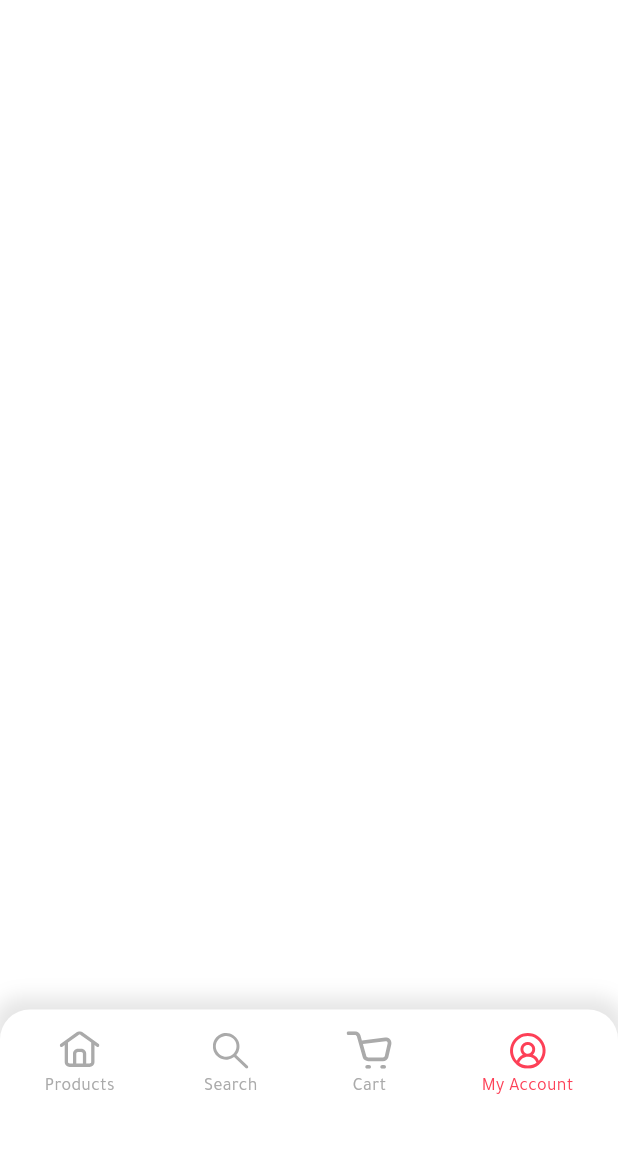
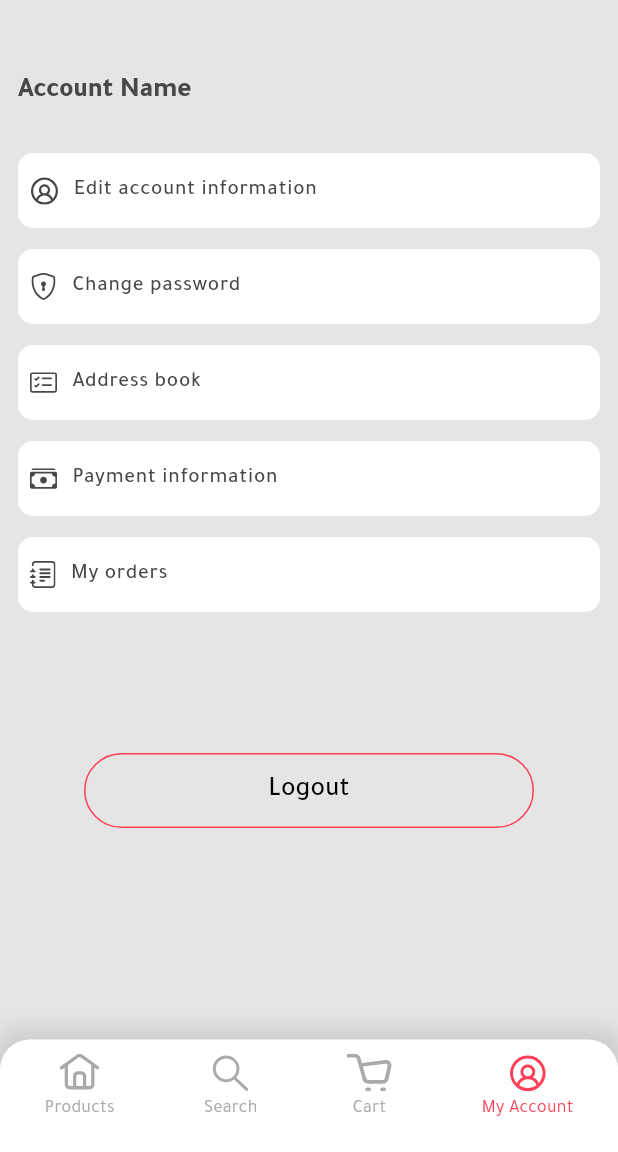
Before and after one commit to akwadqa/meat_empire, a Flutter app: the screen it shows after launch, item 4 of the bottom bar chosen, on a phone screen of 412 x 824 dp, the part 84-1236 px from its top. Run offline on Flutter 3.47's test engine with Material 3 defaults, Android fonts, the phone set to English and light mode, and no system bars; our stand-ins replace auto_route, cached_network_image, carousel_slider, dio, dots_indicator, easy_localization and 7 more; missing offline and left inert: queen_validators; generated files the repository leaves out were written again; network calls fail.

Commit message:
- Add account feature. _ Design account screen with split widget.

```diff
--- a/assets/translations/en.json
+++ b/assets/translations/en.json
@@ -1,47 +1,52 @@
 {
-    "appTitle" : "Meat Empire",
-    "products" : "Products",
-    "search" : "Search",
-    "cart" : "Cart",
-    "myAccount" : "My Account",
-    "requestError" : "Request Error",
-    "badRequest" : "Bad Request",
-    "unprocessableEntity" : "Unprocessable Entity",
-    "internalServerError" : "Internal Server Error",
-    "conflictConnection" : "Conflict Connection",
-    "unauthorized" : "Unauthorized",
-    "notFound" : "Not Found",
-    "noInternetConnection" : "No Internet Connection",
-    "deadlineExceeded" : "Deadline Exceeded",
-    "accessForbidden" : "Access Forbidden",
-    "badCertificate" : "Bad Certificate",
-    "connectionError" : "Connection Error",
-    "freiendlyErrorMessage" : "Something went wrong! Please contact our customer support.",
-    "all" : "All",
-    "addToCart" : "Add to cart",
-    "more" : "More",
-    "save" : "Save",
-    "specifications" : "Specifications",
-    "myCart" : "My Cart",
-    "suggestedProducts" : "Suggested Products",
-    "searchProducts" : "Search Products",
-    "sortBy" : "Sort By",
-    "email" : "E-mail",
-    "password" : "Password",
-    "emailValidatorMessage" : "Invalid E-mail",
-    "required" : "Required",
-    "login" : "Login",
-    "dontHaveAccount" : "Don't have an account on the app?",
-    "createAccount" : "Create an account",
-    "createANewAccount" : "Create a new account",
-    "userName" : "User name",
-    "phoneNumber" : "Phone number",
-    "passwordConfirmation" : "Password confirmation",
-    "haveAccount" : "Have an account?",
-    "mustBeEightDigits" : "Must be 8 digits",
-    "qatariPhoneNumberValidator" : "Qatari phone number must start with 3, 5, 6, or 7",
-    "welcomeBack" : "Welcome Back!",
-    "cartContent" : "Cart Contents",
-    "home" : "Home",
-    "logout" : "Logout"
-  }
+    "appTitle": "Meat Empire",
+    "products": "Products",
+    "search": "Search",
+    "cart": "Cart",
+    "myAccount": "My Account",
+    "requestError": "Request Error",
+    "badRequest": "Bad Request",
+    "unprocessableEntity": "Unprocessable Entity",
+    "internalServerError": "Internal Server Error",
+    "conflictConnection": "Conflict Connection",
+    "unauthorized": "Unauthorized",
+    "notFound": "Not Found",
+    "noInternetConnection": "No Internet Connection",
+    "deadlineExceeded": "Deadline Exceeded",
+    "accessForbidden": "Access Forbidden",
+    "badCertificate": "Bad Certificate",
+    "connectionError": "Connection Error",
+    "freiendlyErrorMessage": "Something went wrong! Please contact our customer support.",
+    "all": "All",
+    "addToCart": "Add to cart",
+    "more": "More",
+    "save": "Save",
+    "specifications": "Specifications",
+    "myCart": "My Cart",
+    "suggestedProducts": "Suggested Products",
+    "searchProducts": "Search Products",
+    "sortBy": "Sort By",
+    "email": "E-mail",
+    "password": "Password",
+    "emailValidatorMessage": "Invalid E-mail",
+    "required": "Required",
+    "login": "Login",
+    "dontHaveAccount": "Don't have an account on the app?",
+    "createAccount": "Create an account",
+    "createANewAccount": "Create a new account",
+    "userName": "User name",
+    "phoneNumber": "Phone number",
+    "passwordConfirmation": "Password confirmation",
+    "haveAccount": "Have an account?",
+    "mustBeEightDigits": "Must be 8 digits",
+    "qatariPhoneNumberValidator": "Qatari phone number must start with 3, 5, 6, or 7",
+    "welcomeBack": "Welcome Back!",
+    "cartContent": "Cart Contents",
+    "home": "Home",
+    "logout": "Logout",
+    "edit_account_information": "Edit account information",
+    "change_password": "Change password",
+    "address_book": "Address book",
+    "payment_information": "Payment information",
+    "my_orders": "My orders"
+}
--- /dev/null
+++ b/lib/src/core/extenssions/context_extension.dart
@@ -0,0 +1,6 @@
+import 'package:flutter/material.dart';
+
+extension ContextExtesion on BuildContext{
+  ColorScheme get colorScheme => Theme.of(this).colorScheme;
+  TextTheme get textTheme => Theme.of(this).textTheme;
+}
--- /dev/null
+++ b/lib/src/core/extenssions/int_extenssion.dart
@@ -0,0 +1,6 @@
+import 'package:flutter/material.dart';
+
+extension SizedBoxExtensions on int {
+  Widget get verticalSpace => SizedBox(height: toDouble());
+  Widget get horizontalSpace => SizedBox(width: toDouble());
+}
--- a/lib/src/features/account/presentation/account_screen/account_screen.dart
+++ b/lib/src/features/account/presentation/account_screen/account_screen.dart
@@ -1,5 +1,12 @@
 import 'package:auto_route/auto_route.dart';
+import 'package:easy_localization/easy_localization.dart';
 import 'package:flutter/material.dart';
+import 'package:meat_empire/gen/assets.gen.dart';
+import 'package:meat_empire/src/core/extenssions/int_extenssion.dart';
+import 'package:meat_empire/src/core/extenssions/widget_extensions.dart';
+import 'package:meat_empire/src/features/account/presentation/widgets/account_cards.dart';
+import 'package:meat_empire/src/features/account/presentation/widgets/logout_button_widget.dart';
+import 'package:meat_empire/src/theme/app_colors.dart';
 
 @RoutePage()
 class AccountScreen extends StatelessWidget {
@@ -7,6 +14,30 @@ class AccountScreen extends StatelessWidget {
 
   @override
   Widget build(BuildContext context) {
-    return SizedBox.expand();
+    return Padding(
+      padding: EdgeInsets.symmetric(
+        horizontal: 12,
+      ),
+      child: Column(crossAxisAlignment: CrossAxisAlignment.start, children: [
+        50.verticalSpace,
+        Text('Account Name',
+            style: Theme.of(context)
+                .textTheme
+                .displaySmall!
+                .copyWith(fontSize: 18, fontWeight: FontWeight.w800)),
+        30.verticalSpace,
+        AccountCardsWidget(
+            title: "edit_account_information",
+            icon: Assets.icons.circulePersonIcon),
+        AccountCardsWidget(
+            title: "change_password", icon: Assets.icons.shieldLockIcon),
+        AccountCardsWidget(
+            title: "address_book", icon: Assets.icons.cardChecklistIcon),
+        AccountCardsWidget(
+            title: "payment_information", icon: Assets.icons.cashStackIcon),
+        AccountCardsWidget(title: "my_orders", icon: Assets.icons.orderIcon),
+        LogoutButtonWidget(),
+      ]),
+    );
   }
 }
--- /dev/null
+++ b/lib/src/features/account/presentation/widgets/account_cards.dart
@@ -0,0 +1,41 @@
+import 'package:easy_localization/easy_localization.dart';
+import 'package:flutter/material.dart';
+import 'package:meat_empire/gen/assets.gen.dart';
+import 'package:meat_empire/src/core/extenssions/int_extenssion.dart';
+import 'package:meat_empire/src/core/extenssions/widget_extensions.dart';
+import 'package:meat_empire/src/theme/app_colors.dart';
+
+class AccountCardsWidget extends StatelessWidget {
+  final String title;
+  final SvgGenImage icon;
+  const AccountCardsWidget(
+      {super.key, required this.title, required this.icon});
+
+  @override
+  Widget build(BuildContext context) {
+    return Container(
+      height: 50,
+      width: MediaQuery.of(context).size.width,
+      // margin: EdgeInsets.symmetric(vertical: 8),
+      padding: EdgeInsets.symmetric(vertical: 12, horizontal: 8),
+      decoration: BoxDecoration(
+        color: Colors.white,
+        borderRadius: BorderRadius.circular(10),
+      ),
+      child: Row(
+        crossAxisAlignment: CrossAxisAlignment.center,
+        children: [
+          icon.svg(
+            color: AppColors.black900,
+          ),
+          10.horizontalSpace,
+          Text(context.tr(title),
+              style: Theme.of(context).textTheme.labelSmall!.copyWith(
+                    color: AppColors.black900,
+                    fontSize: 14,
+                  )),
+        ],
+      ),
+    ).onlyPadding(bottom: 14);
+  }
+}
--- /dev/null
+++ b/lib/src/features/account/presentation/widgets/logout_button_widget.dart
@@ -0,0 +1,71 @@
+import 'package:easy_localization/easy_localization.dart';
+import 'package:flutter/material.dart';
+import 'package:meat_empire/src/core/extenssions/widget_extensions.dart';
+import 'package:meat_empire/src/theme/app_colors.dart';
+
+class LogoutButtonWidget extends StatefulWidget {
+  const LogoutButtonWidget({super.key});
+
+  @override
+  State<LogoutButtonWidget> createState() => _LogoutButtonWidgetState();
+}
+
+class _LogoutButtonWidgetState extends State<LogoutButtonWidget>
+    with TickerProviderStateMixin {
+  late AnimationController _controller;
+  final Duration _animationDuration = const Duration(milliseconds: 300);
+  final Tween<double> _tween = Tween<double>(begin: 1.0, end: 0.95);
+  @override
+  void initState() {
+    _controller = AnimationController(
+      vsync: this,
+      duration: _animationDuration,
+    )..addListener(() {
+        setState(() {});
+      });
+    super.initState();
+  }
+
+  @override
+  void dispose() {
+    _controller.dispose();
+    super.dispose();
+  }
+
+  @override
+  Widget build(BuildContext context) {
+    return GestureDetector(
+        onTap: () {
+          _controller.forward().then((_) {
+            _controller.reverse();
+          });
+        },
+        child: ScaleTransition(
+          scale: _tween.animate(
+            CurvedAnimation(
+              parent: _controller,
+              curve: Curves.easeOut,
+              reverseCurve: Curves.easeIn,
+            ),
+          ),
+          child: Container(
+            width: 300,
+            height: 50,
+            decoration: BoxDecoration(
+              borderRadius: BorderRadius.all(Radius.circular(25)),
+              border: Border.all(
+                width: 1,
+                color: AppColors.primary,
+              ),
+            ),
+            child: Center(
+              child: Text(context.tr("logout"),
+                  style: Theme.of(context).textTheme.displaySmall!.copyWith(
+                      fontSize: 18,
+                      color: Colors.black,
+                      fontWeight: FontWeight.w500)),
+            ),
+          ).centered().onlyPadding(top: 80),
+        ));
+  }
+}
--- a/lib/src/features/home/presentation/home_screen/home_screen.dart
+++ b/lib/src/features/home/presentation/home_screen/home_screen.dart
@@ -80,8 +80,8 @@ class HomeScreen extends StatelessWidget {
       ),
       bottomNavigationBuilder: (context, tabsRouter) {
         return Container(
-          height: 95,
-          padding: const EdgeInsets.only(bottom: 20),
+          height: 75,
+          padding: const EdgeInsets.only(bottom: 10),
           decoration: BoxDecoration(
             color: Colors.white,
             boxShadow: [
--- a/lib/src/theme/app_theme.dart
+++ b/lib/src/theme/app_theme.dart
@@ -59,7 +59,7 @@ abstract class AppTheme {
           textStyle: _baseTextStyle.copyWith(fontSize: 18),
         ),
       ),
-      scaffoldBackgroundColor: Colors.white,
+      scaffoldBackgroundColor: AppColors.lightGray,
     );
   }
 }
```
Also changed, not shown: assets/translations/ar.json (+50 -45 lines), lib/gen/assets.gen.dart (+20 -1 lines), lib/src/core/extenssions/widget_extensions.dart (added, +103 -0 lines), assets/icons/card-checklist_icon.svg (added), assets/icons/cash-stack_icon.svg (added), assets/icons/order_icon.svg (added), assets/icons/shield_lock_icon.svg (added), lib/src/features/auth/application/auth_service.g.dart.
